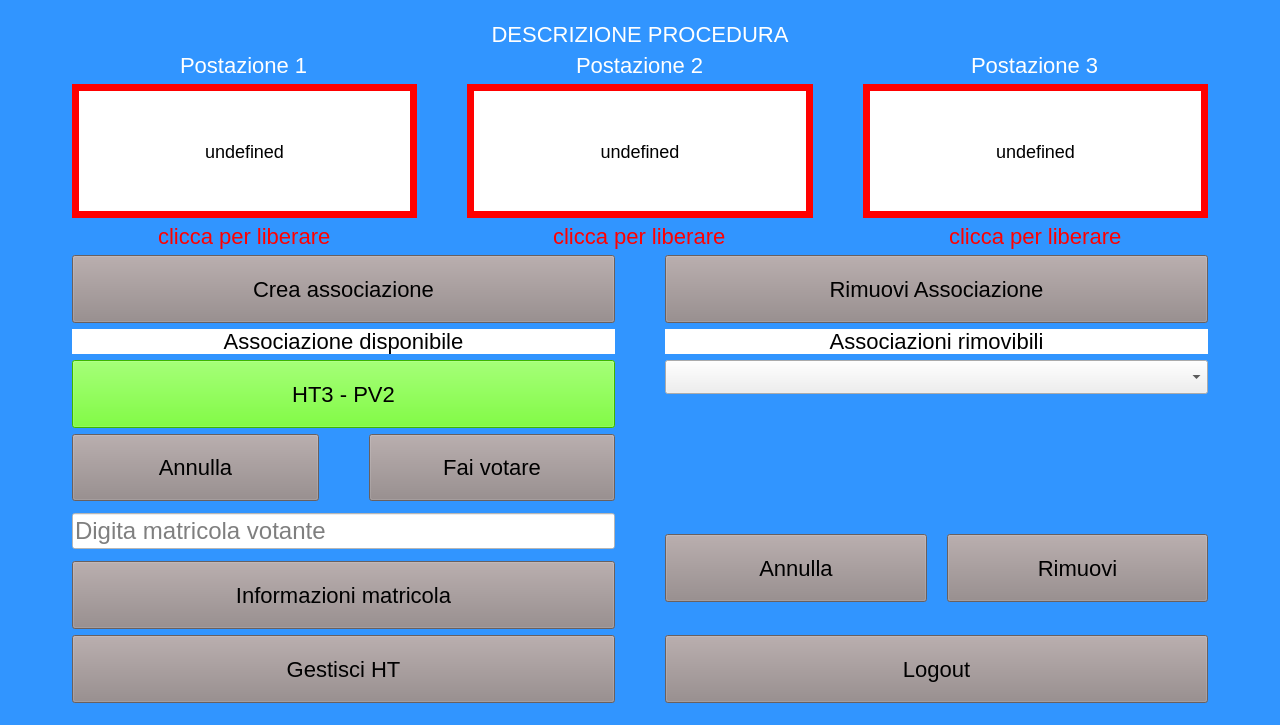
This is mainwindowseggio.ui in giuseppedifatta/sistemaSeggio as Qt 5 draws it before an edit. The edited form follows.
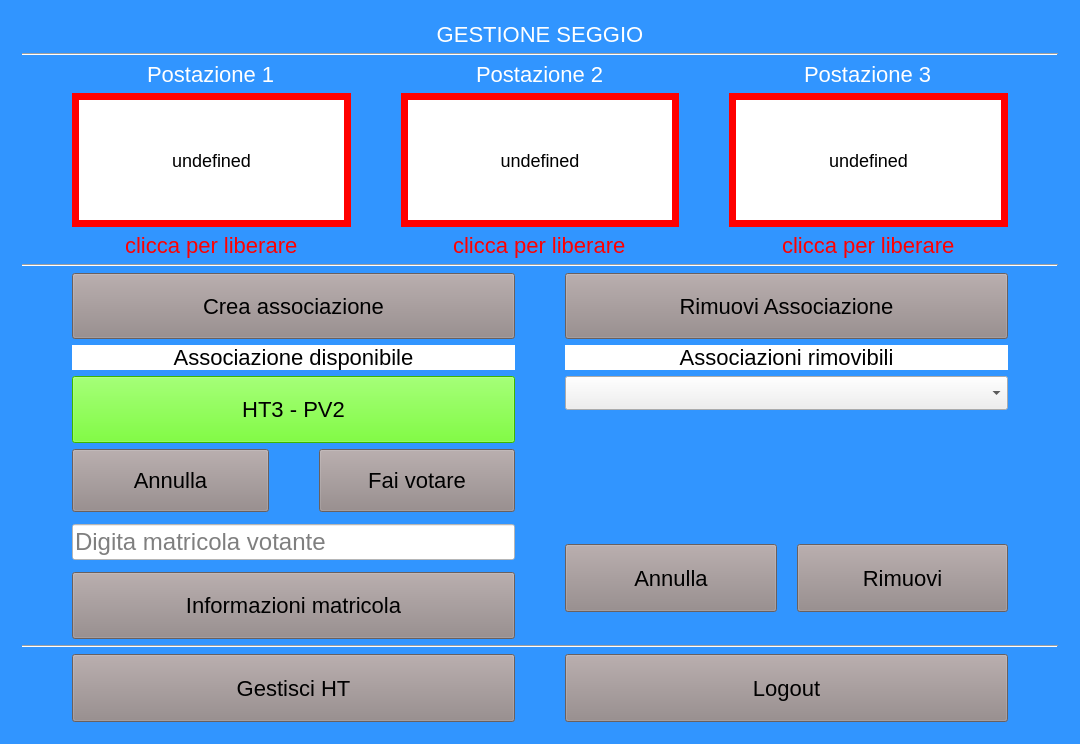
This is the edited form. The open tabs and pages were chosen to show the change.

Commit message: miglioramenti interfaccia e ricezione file xml risultati di voto

```diff
--- a/mainwindowseggio.ui
+++ b/mainwindowseggio.ui
@@ -6,8 +6,8 @@
    <rect>
     <x>0</x>
     <y>0</y>
-    <width>1280</width>
-    <height>725</height>
+    <width>1080</width>
+    <height>744</height>
    </rect>
   </property>
   <property name="font">
@@ -318,7 +318,7 @@
        </layout>
       </widget>
       <widget class="QWidget" name="gestioneSeggio_page">
-       <layout class="QVBoxLayout" name="verticalLayout_7" stretch="0,0,1,0">
+       <layout class="QVBoxLayout" name="verticalLayout_7" stretch="0,0,0,0,1,0,0">
         <property name="spacing">
          <number>6</number>
         </property>
@@ -330,14 +330,115 @@
             <verstretch>0</verstretch>
            </sizepolicy>
           </property>
+          <property name="palette">
+           <palette>
+            <active>
+             <colorrole role="WindowText">
+              <brush brushstyle="SolidPattern">
+               <color alpha="255">
+                <red>255</red>
+                <green>255</green>
+                <blue>255</blue>
+               </color>
+              </brush>
+             </colorrole>
+             <colorrole role="Text">
+              <brush brushstyle="SolidPattern">
+               <color alpha="255">
+                <red>255</red>
+                <green>255</green>
+                <blue>255</blue>
+               </color>
+              </brush>
+             </colorrole>
+             <colorrole role="ButtonText">
+              <brush brushstyle="SolidPattern">
+               <color alpha="255">
+                <red>255</red>
+                <green>255</green>
+                <blue>255</blue>
+               </color>
+              </brush>
+             </colorrole>
+            </active>
+            <inactive>
+             <colorrole role="WindowText">
+              <brush brushstyle="SolidPattern">
+               <color alpha="255">
+                <red>255</red>
+                <green>255</green>
+                <blue>255</blue>
+               </color>
+              </brush>
+             </colorrole>
+             <colorrole role="Text">
+              <brush brushstyle="SolidPattern">
+               <color alpha="255">
+                <red>255</red>
+                <green>255</green>
+                <blue>255</blue>
+               </color>
+              </brush>
+             </colorrole>
+             <colorrole role="ButtonText">
+              <brush brushstyle="SolidPattern">
+               <color alpha="255">
+                <red>255</red>
+                <green>255</green>
+                <blue>255</blue>
+               </color>
+              </brush>
+             </colorrole>
+            </inactive>
+            <disabled>
+             <colorrole role="WindowText">
+              <brush brushstyle="SolidPattern">
+               <color alpha="255">
+                <red>255</red>
+                <green>255</green>
+                <blue>255</blue>
+               </color>
+              </brush>
+             </colorrole>
+             <colorrole role="Text">
+              <brush brushstyle="SolidPattern">
+               <color alpha="255">
+                <red>255</red>
+                <green>255</green>
+                <blue>255</blue>
+               </color>
+              </brush>
+             </colorrole>
+             <colorrole role="ButtonText">
+              <brush brushstyle="SolidPattern">
+               <color alpha="255">
+                <red>255</red>
+                <green>255</green>
+                <blue>255</blue>
+               </color>
+              </brush>
+             </colorrole>
+            </disabled>
+           </palette>
+          </property>
+          <property name="autoFillBackground">
+           <bool>false</bool>
+          </property>
           <property name="text">
-           <string>DESCRIZIONE PROCEDURA</string>
+           <string>GESTIONE SEGGIO</string>
           </property>
           <property name="alignment">
            <set>Qt::AlignCenter</set>
           </property>
          </widget>
         </item>
+        <item>
+         <widget class="Line" name="line">
+          <property name="orientation">
+           <enum>Qt::Horizontal</enum>
+          </property>
+         </widget>
+        </item>
         <item>
          <layout class="QGridLayout" name="gridLayout_5" columnstretch="1,1,1">
           <property name="sizeConstraint">
@@ -519,6 +620,13 @@
           </item>
          </layout>
         </item>
+        <item>
+         <widget class="Line" name="line_2">
+          <property name="orientation">
+           <enum>Qt::Horizontal</enum>
+          </property>
+         </widget>
+        </item>
         <item>
          <layout class="QGridLayout" name="gridLayout_6" rowstretch="0,0,0,0,0,0,0,0,0,0,0" columnstretch="0,1,1">
           <property name="sizeConstraint">
@@ -736,6 +844,13 @@
           </item>
          </layout>
         </item>
+        <item>
+         <widget class="Line" name="line_3">
+          <property name="orientation">
+           <enum>Qt::Horizontal</enum>
+          </property>
+         </widget>
+        </item>
         <item>
          <layout class="QHBoxLayout" name="horizontalLayout_8">
           <property name="spacing">
```
Left out of the diff: 188 changed lines with no effect on the pictures. Lines whose indentation alone changed are shown as unchanged. The commit also changes 4 other files.
